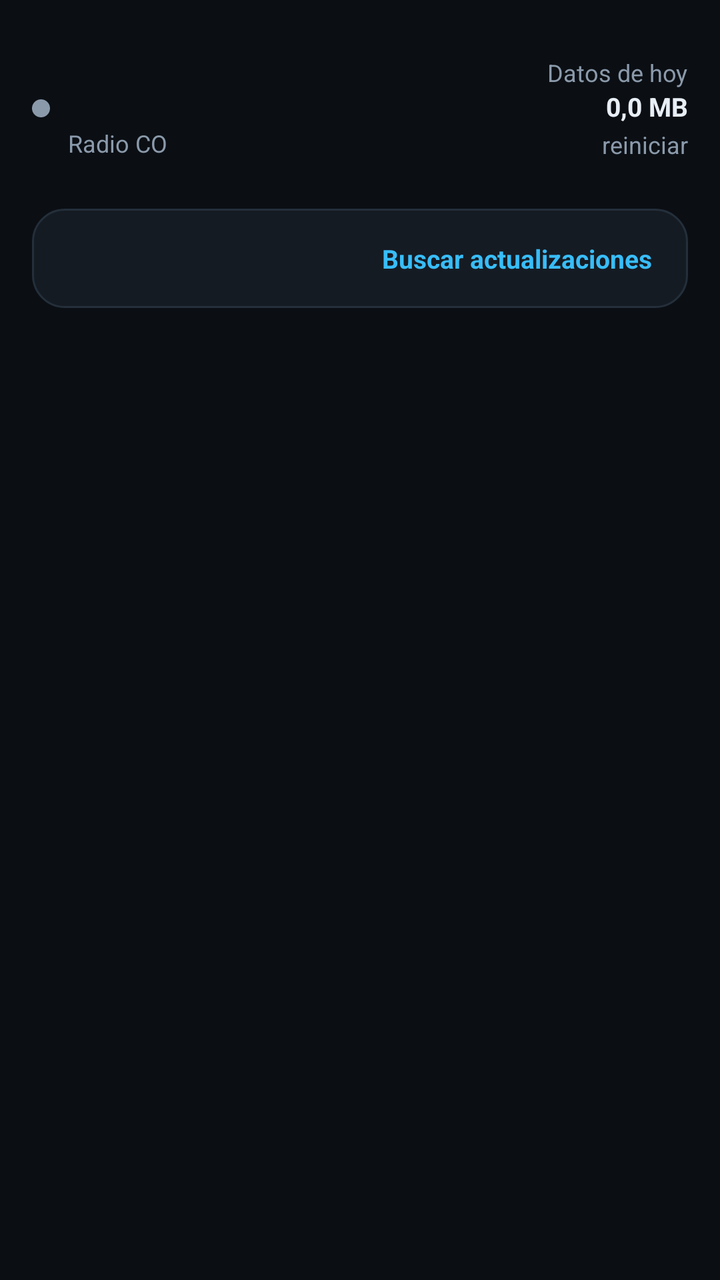
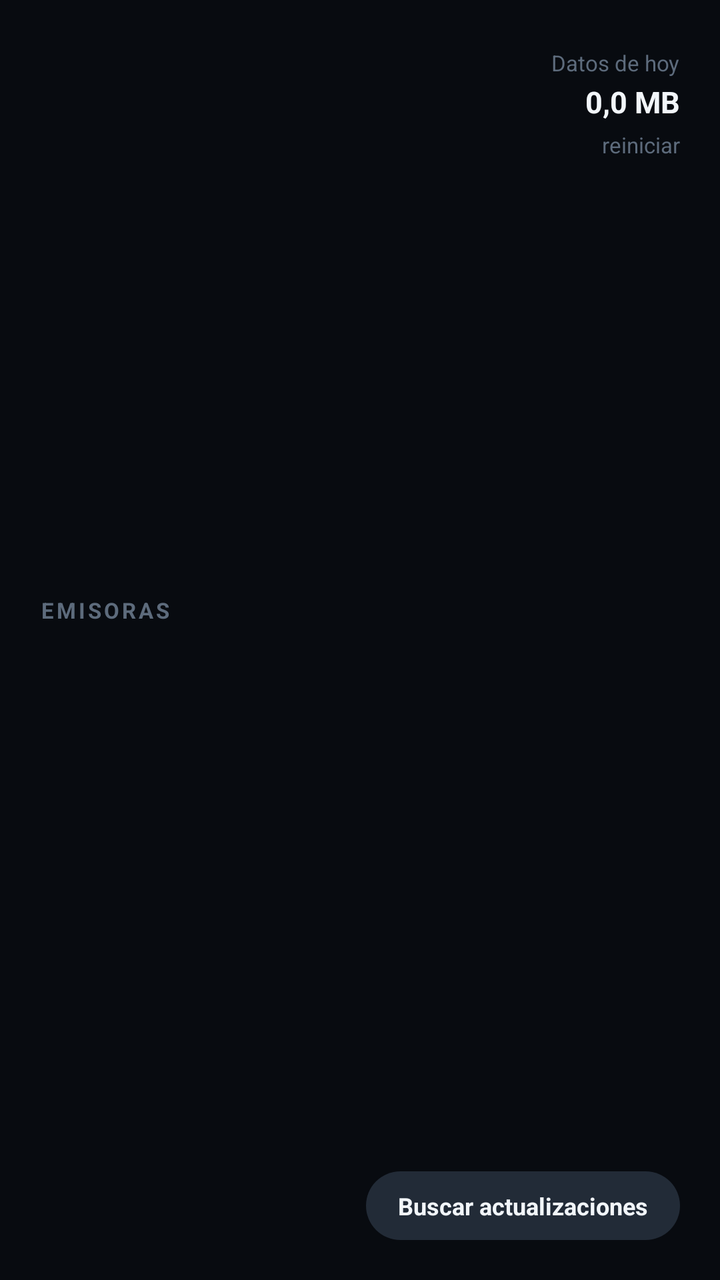

Two renders of the same Android screen: before a commit and after it. Below are the layout's source before the change and the commit's diff.
<!-- AndroidManifest.xml: application theme Theme.RadioCO -->
<!-- res/layout/activity_main.xml -->
<?xml version="1.0" encoding="utf-8"?>
<ScrollView xmlns:android="http://schemas.android.com/apk/res/android"
    android:layout_width="match_parent"
    android:layout_height="match_parent"
    android:fillViewport="true"
    android:background="@color/bg">

    <LinearLayout
        android:layout_width="match_parent"
        android:layout_height="wrap_content"
        android:orientation="vertical"
        android:padding="16dp">

        
        <LinearLayout
            android:layout_width="match_parent"
            android:layout_height="wrap_content"
            android:orientation="horizontal"
            android:gravity="top"
            android:paddingTop="12dp"
            android:paddingBottom="14dp">

            <View
                android:id="@+id/dotState"
                android:layout_width="9dp"
                android:layout_height="9dp"
                android:layout_gravity="center_vertical"
                android:layout_marginEnd="9dp"
                android:background="@drawable/circle"
                android:backgroundTint="@color/dim" />

            <LinearLayout
                android:layout_width="0dp"
                android:layout_height="wrap_content"
                android:layout_weight="1"
                android:layout_gravity="center_vertical"
                android:orientation="vertical">

                <TextView
                    android:id="@+id/tvClock"
                    android:layout_width="wrap_content"
                    android:layout_height="wrap_content"
                    android:includeFontPadding="false"
                    android:textColor="@color/txt"
                    android:textSize="30sp"
                    android:textStyle="bold" />

                <TextView
                    android:layout_width="wrap_content"
                    android:layout_height="wrap_content"
                    android:text="@string/app_name"
                    android:textColor="@color/dim"
                    android:textSize="12sp" />
            </LinearLayout>

            <LinearLayout
                android:layout_width="wrap_content"
                android:layout_height="wrap_content"
                android:orientation="vertical"
                android:gravity="end">

                <TextView
                    android:layout_width="wrap_content"
                    android:layout_height="wrap_content"
                    android:text="@string/data_today"
                    android:textColor="@color/dim"
                    android:textSize="12sp" />

                <TextView
                    android:id="@+id/tvData"
                    android:layout_width="wrap_content"
                    android:layout_height="wrap_content"
                    android:text="0,0 MB"
                    android:textColor="@color/txt"
                    android:textSize="13sp"
                    android:textStyle="bold" />

                <TextView
                    android:id="@+id/btnReset"
                    android:layout_width="wrap_content"
                    android:layout_height="wrap_content"
                    android:paddingTop="2dp"
                    android:text="@string/reset"
                    android:textColor="@color/dim"
                    android:textSize="12sp" />
            </LinearLayout>
        </LinearLayout>

        
        <LinearLayout
            android:id="@+id/containerStations"
            android:layout_width="match_parent"
            android:layout_height="wrap_content"
            android:orientation="vertical" />

        
        <LinearLayout
            android:layout_width="match_parent"
            android:layout_height="wrap_content"
            android:layout_marginTop="10dp"
            android:background="@drawable/card_bg"
            android:orientation="vertical"
            android:paddingStart="14dp"
            android:paddingTop="10dp"
            android:paddingEnd="14dp"
            android:paddingBottom="10dp">

            <LinearLayout
                android:layout_width="match_parent"
                android:layout_height="wrap_content"
                android:gravity="center_vertical"
                android:orientation="horizontal">

                <TextView
                    android:id="@+id/tvVersion"
                    android:layout_width="0dp"
                    android:layout_height="wrap_content"
                    android:layout_weight="1"
                    android:textColor="@color/dim"
                    android:textSize="13sp" />

                <TextView
                    android:id="@+id/btnUpdate"
                    android:layout_width="wrap_content"
                    android:layout_height="wrap_content"
                    android:background="?attr/selectableItemBackground"
                    android:paddingStart="8dp"
                    android:paddingTop="6dp"
                    android:paddingEnd="4dp"
                    android:paddingBottom="6dp"
                    android:text="@string/check_updates"
                    android:textColor="@color/accent_mega"
                    android:textSize="13sp"
                    android:textStyle="bold" />
            </LinearLayout>

            <TextView
                android:id="@+id/tvUpdateStatus"
                android:layout_width="match_parent"
                android:layout_height="wrap_content"
                android:layout_marginTop="2dp"
                android:textColor="@color/dim"
                android:textSize="12sp"
                android:visibility="gone" />

            <ProgressBar
                android:id="@+id/pbUpdate"
                style="?android:attr/progressBarStyleHorizontal"
                android:layout_width="match_parent"
                android:layout_height="wrap_content"
                android:layout_marginTop="6dp"
                android:max="100"
                android:visibility="gone" />
        </LinearLayout>

    </LinearLayout>
</ScrollView>
<!-- resources referenced by this layout -->
<resources>
  <color name="accent_mega">#FF38BDF8</color>
  <color name="bg">#FF0B0F14</color>
  <color name="dim">#FF8B9AAB</color>
  <color name="txt">#FFE8EEF5</color>
  <!-- drawable card_bg (drawable) -->
  <?xml version="1.0" encoding="utf-8"?>
  <shape xmlns:android="http://schemas.android.com/apk/res/android"
      android:shape="rectangle">
      <solid android:color="@color/card" />
      <corners android:radius="16dp" />
      <stroke android:width="1dp" android:color="@color/line" />
  </shape>
  <!-- drawable circle (drawable) -->
  <?xml version="1.0" encoding="utf-8"?>
  <shape xmlns:android="http://schemas.android.com/apk/res/android"
      android:shape="oval">
      <solid android:color="#FFFFFFFF" />
  </shape>
  <string name="app_name">Radio CO</string>
  <string name="check_updates">Buscar actualizaciones</string>
  <string name="data_today">Datos de hoy</string>
  <string name="reset">reiniciar</string>
  <style name="Theme.RadioCO" parent="Theme.Material3.Dark.NoActionBar">
          <item name="colorPrimary">@color/accent_mega</item>
          <item name="colorOnPrimary">@color/on_accent</item>
          <item name="android:windowBackground">@color/bg</item>
          <item name="android:statusBarColor">@color/bg</item>
          <item name="android:navigationBarColor">@color/bg</item>
          <item name="android:textColorPrimary">@color/txt</item>
          <item name="android:textColorSecondary">@color/dim</item>
          <item name="android:windowLightStatusBar" tools:targetApi="m">false</item>
      </style>
  <color name="card">#FF151B23</color>
  <color name="line">#FF242F3B</color>
  <color name="on_accent">#FF08111A</color>
</resources>

<!-- the commit's change to res/layout/activity_main.xml (unified diff, before → after) -->
@@ -2,38 +2,29 @@
 <ScrollView xmlns:android="http://schemas.android.com/apk/res/android"
     android:layout_width="match_parent"
     android:layout_height="match_parent"
+    android:background="@color/bg"
     android:fillViewport="true"
-    android:background="@color/bg">
+    android:scrollbars="none">
 
     <LinearLayout
         android:layout_width="match_parent"
-        android:layout_height="wrap_content"
+        android:layout_height="match_parent"
         android:orientation="vertical"
-        android:padding="16dp">
+        android:paddingStart="20dp"
+        android:paddingTop="24dp"
+        android:paddingEnd="20dp"
+        android:paddingBottom="20dp">
 
         
         <LinearLayout
             android:layout_width="match_parent"
             android:layout_height="wrap_content"
-            android:orientation="horizontal"
-            android:gravity="top"
-            android:paddingTop="12dp"
-            android:paddingBottom="14dp">
-
-            <View
-                android:id="@+id/dotState"
-                android:layout_width="9dp"
-                android:layout_height="9dp"
-                android:layout_gravity="center_vertical"
-                android:layout_marginEnd="9dp"
-                android:background="@drawable/circle"
-                android:backgroundTint="@color/dim" />
+            android:orientation="horizontal">
 
             <LinearLayout
                 android:layout_width="0dp"
                 android:layout_height="wrap_content"
                 android:layout_weight="1"
-                android:layout_gravity="center_vertical"
                 android:orientation="vertical">
 
                 <TextView
@@ -41,52 +32,74 @@
                     android:layout_width="wrap_content"
                     android:layout_height="wrap_content"
                     android:includeFontPadding="false"
+                    android:letterSpacing="-0.03"
                     android:textColor="@color/txt"
-                    android:textSize="30sp"
+                    android:textSize="44sp"
                     android:textStyle="bold" />
 
                 <TextView
+                    android:id="@+id/tvDate"
                     android:layout_width="wrap_content"
                     android:layout_height="wrap_content"
-                    android:text="@string/app_name"
+                    android:layout_marginTop="4dp"
                     android:textColor="@color/dim"
-                    android:textSize="12sp" />
+                    android:textSize="13sp" />
             </LinearLayout>
 
             <LinearLayout
                 android:layout_width="wrap_content"
                 android:layout_height="wrap_content"
-                android:orientation="vertical"
-                android:gravity="end">
+                android:gravity="end"
+                android:orientation="vertical">
 
                 <TextView
                     android:layout_width="wrap_content"
                     android:layout_height="wrap_content"
                     android:text="@string/data_today"
-                    android:textColor="@color/dim"
-                    android:textSize="12sp" />
+                    android:textColor="@color/dim2"
+                    android:textSize="11sp" />
 
                 <TextView
                     android:id="@+id/tvData"
                     android:layout_width="wrap_content"
                     android:layout_height="wrap_content"
+                    android:layout_marginTop="2dp"
                     android:text="0,0 MB"
                     android:textColor="@color/txt"
-                    android:textSize="13sp"
+                    android:textSize="15sp"
                     android:textStyle="bold" />
 
                 <TextView
                     android:id="@+id/btnReset"
                     android:layout_width="wrap_content"
                     android:layout_height="wrap_content"
-                    android:paddingTop="2dp"
+                    android:background="?attr/selectableItemBackground"
+                    android:paddingTop="4dp"
+                    android:paddingBottom="2dp"
                     android:text="@string/reset"
-                    android:textColor="@color/dim"
-                    android:textSize="12sp" />
+                    android:textColor="@color/dim2"
+                    android:textSize="11sp" />
             </LinearLayout>
         </LinearLayout>
 
         
+        <View
+            android:layout_width="match_parent"
+            android:layout_height="0dp"
+            android:layout_weight="1"
+            android:minHeight="28dp" />
+
+        <TextView
+            android:layout_width="wrap_content"
+            android:layout_height="wrap_content"
+            android:layout_marginBottom="12dp"
+            android:letterSpacing="0.12"
+            android:text="@string/stations_label"
+            android:textAllCaps="true"
+            android:textColor="@color/dim2"
+            android:textSize="11sp"
+            android:textStyle="bold" />
+
         <LinearLayout
             android:id="@+id/containerStations"
             android:layout_width="match_parent"
@@ -94,16 +107,17 @@
             android:orientation="vertical" />
 
         
+        <View
+            android:layout_width="match_parent"
+            android:layout_height="0dp"
+            android:layout_weight="1.3"
+            android:minHeight="16dp" />
+
+        
         <LinearLayout
             android:layout_width="match_parent"
             android:layout_height="wrap_content"
-            android:layout_marginTop="10dp"
-            android:background="@drawable/card_bg"
-            android:orientation="vertical"
-            android:paddingStart="14dp"
-            android:paddingTop="10dp"
-            android:paddingEnd="14dp"
-            android:paddingBottom="10dp">
+            android:orientation="vertical">
 
             <LinearLayout
                 android:layout_width="match_parent"
@@ -116,21 +130,21 @@
                     android:layout_width="0dp"
                     android:layout_height="wrap_content"
                     android:layout_weight="1"
-                    android:textColor="@color/dim"
-                    android:textSize="13sp" />
+                    android:textColor="@color/dim2"
+                    android:textSize="12sp" />
 
                 <TextView
                     android:id="@+id/btnUpdate"
                     android:layout_width="wrap_content"
                     android:layout_height="wrap_content"
-                    android:background="?attr/selectableItemBackground"
-                    android:paddingStart="8dp"
-                    android:paddingTop="6dp"
-                    android:paddingEnd="4dp"
-                    android:paddingBottom="6dp"
+                    android:background="@drawable/pill_bg"
+                    android:paddingStart="16dp"
+                    android:paddingTop="9dp"
+                    android:paddingEnd="16dp"
+                    android:paddingBottom="9dp"
                     android:text="@string/check_updates"
-                    android:textColor="@color/accent_mega"
-                    android:textSize="13sp"
+                    android:textColor="@color/txt"
+                    android:textSize="12sp"
                     android:textStyle="bold" />
             </LinearLayout>
 
@@ -138,7 +152,7 @@
                 android:id="@+id/tvUpdateStatus"
                 android:layout_width="match_parent"
                 android:layout_height="wrap_content"
-                android:layout_marginTop="2dp"
+                android:layout_marginTop="8dp"
                 android:textColor="@color/dim"
                 android:textSize="12sp"
                 android:visibility="gone" />
@@ -148,10 +162,9 @@
                 style="?android:attr/progressBarStyleHorizontal"
                 android:layout_width="match_parent"
                 android:layout_height="wrap_content"
-                android:layout_marginTop="6dp"
+                android:layout_marginTop="8dp"
                 android:max="100"
                 android:visibility="gone" />
         </LinearLayout>
-
     </LinearLayout>
 </ScrollView>
<!-- resource entries referenced after the edit -->
@@ -1,27 +1,21 @@
 <!-- resources referenced by this layout -->
 <resources>
-  <color name="accent_mega">#FF38BDF8</color>
-  <color name="bg">#FF0B0F14</color>
-  <color name="dim">#FF8B9AAB</color>
-  <color name="txt">#FFE8EEF5</color>
-  <!-- drawable card_bg (drawable) -->
+  <color name="accent_mega">#FF48C6F5</color>
+  <color name="bg">#FF080B10</color>
+  <color name="dim">#FF8494A6</color>
+  <color name="dim2">#FF5D6B7C</color>
+  <color name="txt">#FFF2F6FA</color>
+  <!-- drawable pill_bg (drawable) -->
   <?xml version="1.0" encoding="utf-8"?>
   <shape xmlns:android="http://schemas.android.com/apk/res/android"
       android:shape="rectangle">
-      <solid android:color="@color/card" />
-      <corners android:radius="16dp" />
-      <stroke android:width="1dp" android:color="@color/line" />
+      <solid android:color="@color/pill" />
+      <corners android:radius="100dp" />
   </shape>
-  <!-- drawable circle (drawable) -->
-  <?xml version="1.0" encoding="utf-8"?>
-  <shape xmlns:android="http://schemas.android.com/apk/res/android"
-      android:shape="oval">
-      <solid android:color="#FFFFFFFF" />
-  </shape>
-  <string name="app_name">Radio CO</string>
   <string name="check_updates">Buscar actualizaciones</string>
   <string name="data_today">Datos de hoy</string>
   <string name="reset">reiniciar</string>
+  <string name="stations_label">Emisoras</string>
   <style name="Theme.RadioCO" parent="Theme.Material3.Dark.NoActionBar">
           <item name="colorPrimary">@color/accent_mega</item>
           <item name="colorOnPrimary">@color/on_accent</item>
@@ -32,8 +26,7 @@
           <item name="android:textColorSecondary">@color/dim</item>
           <item name="android:windowLightStatusBar" tools:targetApi="m">false</item>
       </style>
-  <color name="card">#FF151B23</color>
-  <color name="line">#FF242F3B</color>
+  <color name="pill">#FF222B37</color>
   <color name="on_accent">#FF08111A</color>
 </resources>
 
